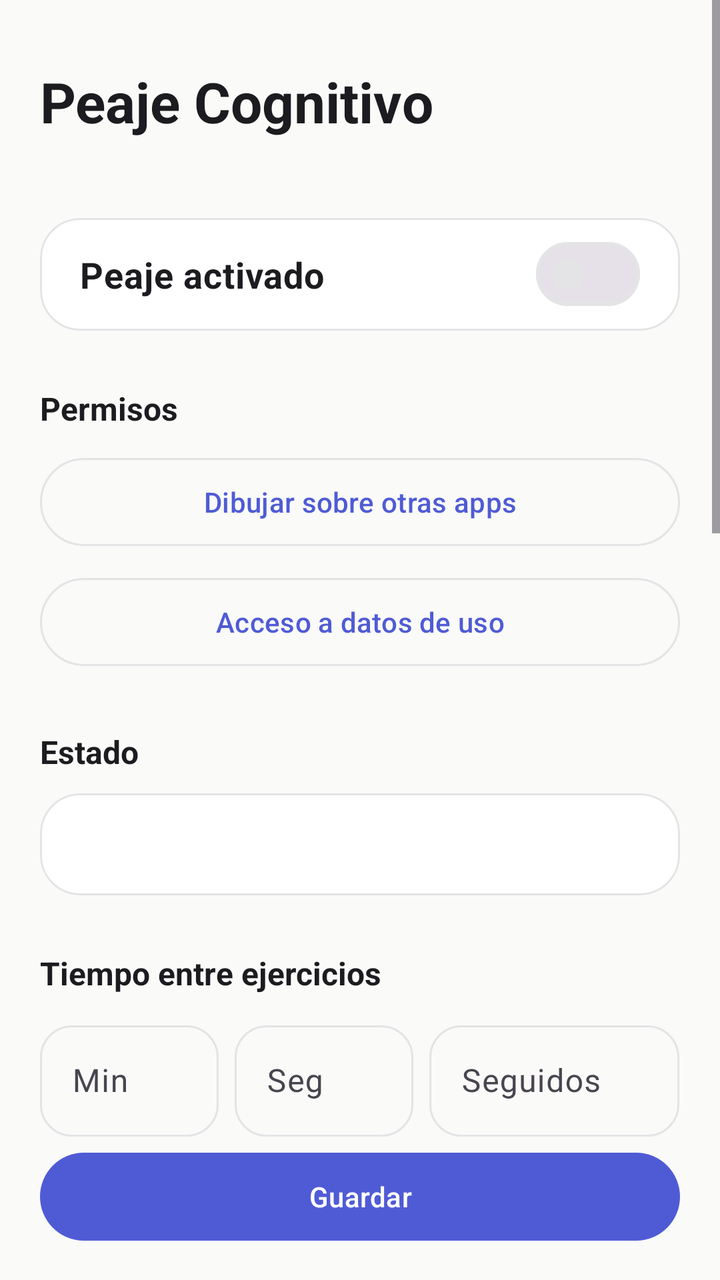
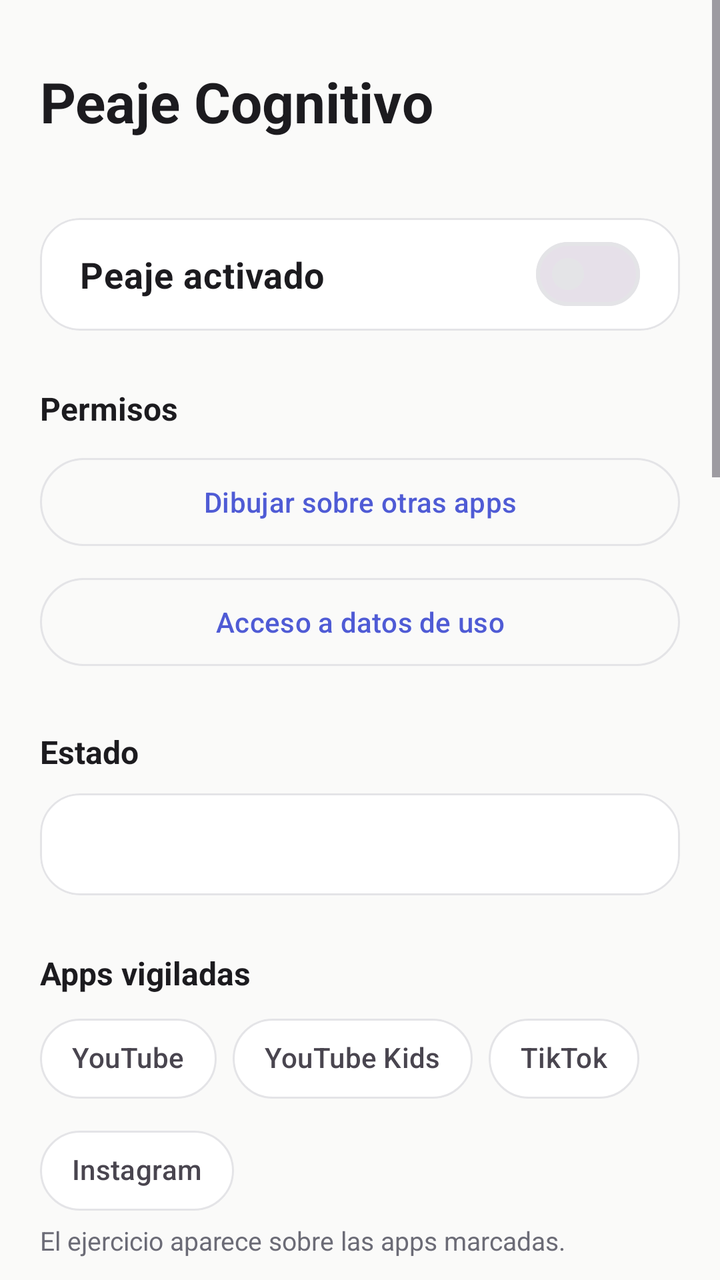

Screens rendered from an Android XML layout before and after an edit, with the pre-edit source and the edit as a unified diff.
<!-- AndroidManifest.xml: application theme Theme.PeajeCognitivo -->
<!-- res/layout/activity_main.xml -->
<?xml version="1.0" encoding="utf-8"?>
<ScrollView xmlns:android="http://schemas.android.com/apk/res/android"
    xmlns:app="http://schemas.android.com/apk/res-auto"
    android:layout_width="match_parent"
    android:layout_height="match_parent"
    android:background="@color/background"
    android:fillViewport="true">

    <LinearLayout
        android:layout_width="match_parent"
        android:layout_height="wrap_content"
        android:orientation="vertical"
        android:padding="20dp">

        
        <TextView
            android:layout_width="wrap_content"
            android:layout_height="wrap_content"
            android:layout_marginTop="12dp"
            android:text="Peaje Cognitivo"
            android:textColor="@color/text_primary"
            android:textSize="28sp"
            android:textStyle="bold" />

        <TextView
            android:id="@+id/tvVersion"
            android:layout_width="wrap_content"
            android:layout_height="wrap_content"
            android:layout_marginTop="2dp"
            android:layout_marginBottom="20dp"
            android:textColor="@color/text_hint"
            android:textSize="13sp" />

        
        <com.google.android.material.card.MaterialCardView
            style="?attr/materialCardViewOutlinedStyle"
            android:layout_width="match_parent"
            android:layout_height="wrap_content"
            app:cardBackgroundColor="@color/surface"
            app:cardCornerRadius="20dp"
            app:cardElevation="0dp"
            app:strokeColor="@color/outline"
            app:strokeWidth="1dp">

            <com.google.android.material.materialswitch.MaterialSwitch
                android:id="@+id/swActivo"
                android:layout_width="match_parent"
                android:layout_height="wrap_content"
                android:paddingHorizontal="20dp"
                android:paddingVertical="16dp"
                android:text="Peaje activado"
                android:textColor="@color/text_primary"
                android:textSize="18sp"
                android:textStyle="bold" />
        </com.google.android.material.card.MaterialCardView>

        
        <TextView
            style="@style/Text.Section"
            android:layout_width="wrap_content"
            android:layout_height="wrap_content"
            android:layout_marginTop="28dp"
            android:text="Permisos" />

        <com.google.android.material.button.MaterialButton
            android:id="@+id/btnEnableOverlay"
            style="@style/Widget.Material3.Button.OutlinedButton"
            android:layout_width="match_parent"
            android:layout_height="wrap_content"
            android:layout_marginTop="10dp"
            android:minHeight="52dp"
            android:text="Dibujar sobre otras apps" />

        <com.google.android.material.button.MaterialButton
            android:id="@+id/btnUsoPermiso"
            style="@style/Widget.Material3.Button.OutlinedButton"
            android:layout_width="match_parent"
            android:layout_height="wrap_content"
            android:layout_marginTop="8dp"
            android:minHeight="52dp"
            android:text="Acceso a datos de uso" />

        
        <TextView
            style="@style/Text.Section"
            android:layout_width="wrap_content"
            android:layout_height="wrap_content"
            android:layout_marginTop="28dp"
            android:text="Estado" />

        <com.google.android.material.card.MaterialCardView
            style="?attr/materialCardViewOutlinedStyle"
            android:layout_width="match_parent"
            android:layout_height="wrap_content"
            android:layout_marginTop="10dp"
            app:cardBackgroundColor="@color/surface"
            app:cardCornerRadius="20dp"
            app:cardElevation="0dp"
            app:strokeColor="@color/outline"
            app:strokeWidth="1dp">

            <TextView
                android:id="@+id/tvEstado"
                android:layout_width="match_parent"
                android:layout_height="wrap_content"
                android:lineSpacingMultiplier="1.25"
                android:padding="16dp"
                android:textColor="@color/text_secondary"
                android:textSize="14sp" />
        </com.google.android.material.card.MaterialCardView>

        
        <TextView
            style="@style/Text.Section"
            android:layout_width="wrap_content"
            android:layout_height="wrap_content"
            android:layout_marginTop="28dp"
            android:text="Tiempo entre ejercicios" />

        <LinearLayout
            android:layout_width="match_parent"
            android:layout_height="wrap_content"
            android:layout_marginTop="10dp"
            android:orientation="horizontal">

            <com.google.android.material.textfield.TextInputLayout
                style="?attr/textInputOutlinedStyle"
                android:layout_width="0dp"
                android:layout_height="wrap_content"
                android:layout_weight="1"
                android:hint="Min"
                app:boxCornerRadiusBottomEnd="16dp"
                app:boxCornerRadiusBottomStart="16dp"
                app:boxCornerRadiusTopEnd="16dp"
                app:boxCornerRadiusTopStart="16dp">

                <com.google.android.material.textfield.TextInputEditText
                    android:id="@+id/etMinutes"
                    android:layout_width="match_parent"
                    android:layout_height="wrap_content"
                    android:importantForAutofill="no"
                    android:inputType="number"
                    android:maxLength="3" />
            </com.google.android.material.textfield.TextInputLayout>

            <com.google.android.material.textfield.TextInputLayout
                style="?attr/textInputOutlinedStyle"
                android:layout_width="0dp"
                android:layout_height="wrap_content"
                android:layout_marginStart="8dp"
                android:layout_weight="1"
                android:hint="Seg"
                app:boxCornerRadiusBottomEnd="16dp"
                app:boxCornerRadiusBottomStart="16dp"
                app:boxCornerRadiusTopEnd="16dp"
                app:boxCornerRadiusTopStart="16dp">

                <com.google.android.material.textfield.TextInputEditText
                    android:id="@+id/etSeconds"
                    android:layout_width="match_parent"
                    android:layout_height="wrap_content"
                    android:importantForAutofill="no"
                    android:inputType="number"
                    android:maxLength="2" />
            </com.google.android.material.textfield.TextInputLayout>

            <com.google.android.material.textfield.TextInputLayout
                style="?attr/textInputOutlinedStyle"
                android:layout_width="0dp"
                android:layout_height="wrap_content"
                android:layout_marginStart="8dp"
                android:layout_weight="1.4"
                android:hint="Seguidos"
                app:boxCornerRadiusBottomEnd="16dp"
                app:boxCornerRadiusBottomStart="16dp"
                app:boxCornerRadiusTopEnd="16dp"
                app:boxCornerRadiusTopStart="16dp">

                <com.google.android.material.textfield.TextInputEditText
                    android:id="@+id/etSerie"
                    android:layout_width="match_parent"
                    android:layout_height="wrap_content"
                    android:importantForAutofill="no"
                    android:inputType="number"
                    android:maxLength="2" />
            </com.google.android.material.textfield.TextInputLayout>
        </LinearLayout>

        <com.google.android.material.button.MaterialButton
            android:id="@+id/btnSaveInterval"
            android:layout_width="match_parent"
            android:layout_height="wrap_content"
            android:layout_marginTop="4dp"
            android:minHeight="52dp"
            android:text="Guardar" />

        <TextView
            android:id="@+id/tvIntervalCurrent"
            style="@style/Text.Caption"
            android:layout_width="wrap_content"
            android:layout_height="wrap_content"
            android:layout_marginTop="8dp" />

        <com.google.android.material.materialswitch.MaterialSwitch
            android:id="@+id/swSoloReproduciendo"
            android:layout_width="match_parent"
            android:layout_height="wrap_content"
            android:layout_marginTop="8dp"
            android:text="Contar solo mientras suena audio"
            android:textColor="@color/text_primary"
            android:textSize="15sp" />

        
        <TextView
            style="@style/Text.Section"
            android:layout_width="wrap_content"
            android:layout_height="wrap_content"
            android:layout_marginTop="28dp"
            android:text="Tipos de ejercicio" />

        <com.google.android.material.chip.ChipGroup
            android:layout_width="match_parent"
            android:layout_height="wrap_content"
            android:layout_marginTop="8dp">

            <com.google.android.material.chip.Chip
                android:id="@+id/cbSuma"
                android:layout_width="wrap_content"
                android:layout_height="wrap_content"
                android:checkable="true"
                android:text="Sumas" />

            <com.google.android.material.chip.Chip
                android:id="@+id/cbResta"
                android:layout_width="wrap_content"
                android:layout_height="wrap_content"
                android:checkable="true"
                android:text="Restas" />

            <com.google.android.material.chip.Chip
                android:id="@+id/cbContar"
                android:layout_width="wrap_content"
                android:layout_height="wrap_content"
                android:checkable="true"
                android:text="Contar" />
        </com.google.android.material.chip.ChipGroup>

        
        <com.google.android.material.chip.ChipGroup
            android:id="@+id/cgModulos"
            android:layout_width="match_parent"
            android:layout_height="wrap_content" />

        <TextView
            style="@style/Text.Caption"
            android:layout_width="wrap_content"
            android:layout_height="wrap_content"
            android:layout_marginTop="4dp"
            android:text="Si elegís varios, salen mezclados." />

        
        <TextView
            style="@style/Text.Section"
            android:layout_width="wrap_content"
            android:layout_height="wrap_content"
            android:layout_marginTop="28dp"
            android:text="Dificultad" />

        <com.google.android.material.chip.ChipGroup
            android:id="@+id/cgNivel"
            android:layout_width="match_parent"
            android:layout_height="wrap_content"
            android:layout_marginTop="8dp"
            app:selectionRequired="true"
            app:singleSelection="true">

            <com.google.android.material.chip.Chip
                android:id="@+id/chNivel1"
                android:layout_width="wrap_content"
                android:layout_height="wrap_content"
                android:checkable="true"
                android:text="Fácil" />

            <com.google.android.material.chip.Chip
                android:id="@+id/chNivel2"
                android:layout_width="wrap_content"
                android:layout_height="wrap_content"
                android:checkable="true"
                android:text="Medio" />

            <com.google.android.material.chip.Chip
                android:id="@+id/chNivel3"
                android:layout_width="wrap_content"
                android:layout_height="wrap_content"
                android:checkable="true"
                android:text="Difícil" />
        </com.google.android.material.chip.ChipGroup>

        
        <com.google.android.material.chip.Chip
            android:id="@+id/cbVoz"
            android:layout_width="wrap_content"
            android:layout_height="wrap_content"
            android:layout_marginTop="12dp"
            android:checkable="true"
            android:text="Leer en voz alta" />

        
        <TextView
            style="@style/Text.Section"
            android:layout_width="wrap_content"
            android:layout_height="wrap_content"
            android:layout_marginTop="28dp"
            android:text="Progreso" />

        <com.google.android.material.card.MaterialCardView
            style="?attr/materialCardViewOutlinedStyle"
            android:layout_width="match_parent"
            android:layout_height="wrap_content"
            android:layout_marginTop="10dp"
            app:cardBackgroundColor="@color/surface"
            app:cardCornerRadius="20dp"
            app:cardElevation="0dp"
            app:strokeColor="@color/outline"
            app:strokeWidth="1dp">

            <TextView
                android:id="@+id/tvHistorial"
                android:layout_width="match_parent"
                android:layout_height="wrap_content"
                android:lineSpacingMultiplier="1.25"
                android:padding="16dp"
                android:textColor="@color/text_secondary"
                android:textSize="14sp" />
        </com.google.android.material.card.MaterialCardView>

        <com.google.android.material.button.MaterialButton
            android:id="@+id/btnBorrarHistorial"
            style="@style/Widget.Material3.Button.TextButton"
            android:layout_width="wrap_content"
            android:layout_height="wrap_content"
            android:text="Borrar progreso" />

        
        <com.google.android.material.button.MaterialButton
            android:id="@+id/btnPin"
            style="@style/Widget.Material3.Button.OutlinedButton"
            android:layout_width="match_parent"
            android:layout_height="wrap_content"
            android:layout_marginTop="24dp"
            android:minHeight="52dp"
            android:text="PIN de padres" />

        <com.google.android.material.button.MaterialButton
            android:id="@+id/btnModulos"
            style="@style/Widget.Material3.Button.OutlinedButton"
            android:layout_width="match_parent"
            android:layout_height="wrap_content"
            android:layout_marginTop="8dp"
            android:minHeight="52dp"
            android:text="Importar módulos" />

        <com.google.android.material.button.MaterialButton
            android:id="@+id/btnTestOverlay"
            style="@style/Widget.Material3.Button.TonalButton"
            android:layout_width="match_parent"
            android:layout_height="wrap_content"
            android:layout_marginTop="8dp"
            android:minHeight="52dp"
            android:text="Probar ahora" />

        <com.google.android.material.button.MaterialButton
            android:id="@+id/btnVerRegistro"
            style="@style/Widget.Material3.Button.TextButton"
            android:layout_width="wrap_content"
            android:layout_height="wrap_content"
            android:text="Ver registro (diagnóstico)" />

        <TextView
            style="@style/Text.Caption"
            android:layout_width="match_parent"
            android:layout_height="wrap_content"
            android:layout_marginTop="20dp"
            android:layout_marginBottom="16dp"
            android:lineSpacingMultiplier="1.3"
            android:text="1. Dar los dos permisos\n2. Elegir tiempo y tipos de ejercicio\n3. Abrir YouTube: el ejercicio aparece pasado el tiempo elegido" />

    </LinearLayout>
</ScrollView>
<!-- resources referenced by this layout -->
<resources>
  <color name="background">#FFFAFAF9</color>
  <color name="outline">#FFE4E4E7</color>
  <color name="surface">#FFFFFFFF</color>
  <color name="text_hint">#FF9A9AA5</color>
  <color name="text_primary">#FF1C1B1F</color>
  <color name="text_secondary">#FF6B6B76</color>
  <style name="Text.Caption" parent="">
          <item name="android:textColor">@color/text_secondary</item>
          <item name="android:textSize">13sp</item>
      </style>
  <style name="Text.Section" parent="">
          <item name="android:textColor">@color/text_primary</item>
          <item name="android:textSize">16sp</item>
          <item name="android:textStyle">bold</item>
      </style>
  <style name="Theme.PeajeCognitivo" parent="Theme.Material3.Light.NoActionBar">
          <item name="colorPrimary">@color/accent</item>
          <item name="colorOnPrimary">@color/white</item>
          <item name="colorPrimaryContainer">@color/accent_container</item>
          <item name="colorOnPrimaryContainer">@color/accent_on_container</item>
          <item name="colorSecondaryContainer">@color/accent_container</item>
          <item name="colorOnSecondaryContainer">@color/accent_on_container</item>
          <item name="colorSurface">@color/surface</item>
          <item name="colorOutline">@color/outline</item>
          <item name="android:colorBackground">@color/background</item>
          <item name="android:statusBarColor">@color/background</item>
          <item name="android:navigationBarColor">@color/background</item>
          <item name="android:windowLightStatusBar">true</item>
          <item name="chipStyle">@style/Widget.Peaje.Chip</item>
      </style>
  <color name="accent">#FF4F5BD5</color>
  <color name="white">#FFFFFFFF</color>
  <color name="accent_container">#FFE6E8FA</color>
  <color name="accent_on_container">#FF2A2F73</color>
  <style name="Widget.Peaje.Chip" parent="Widget.Material3.Chip.Filter">
          <item name="shapeAppearanceOverlay">@style/ShapeAppearance.Peaje.Pill</item>
          <item name="chipMinHeight">40dp</item>
          <item name="chipStrokeColor">@color/outline</item>
          <item name="closeIcon">@drawable/ic_close</item>
      </style>
  <style name="ShapeAppearance.Peaje.Pill" parent="">
          <item name="cornerFamily">rounded</item>
          <item name="cornerSize">50%</item>
      </style>
  <!-- drawable ic_close (drawable) -->
  <vector xmlns:android="http://schemas.android.com/apk/res/android"
      android:width="18dp"
      android:height="18dp"
      android:viewportWidth="24"
      android:viewportHeight="24">
      <path
          android:fillColor="#FF6B6B76"
          android:pathData="M19,6.41L17.59,5 12,10.59 6.41,5 5,6.41 10.59,12 5,17.59 6.41,19 12,13.41 17.59,19 19,17.59 13.41,12z" />
  </vector>
</resources>

<!-- the commit's change to res/layout/activity_main.xml (unified diff, before → after) -->
@@ -108,6 +108,55 @@
                 android:textColor="@color/text_secondary"
                 android:textSize="14sp" />
         </com.google.android.material.card.MaterialCardView>
+
+        
+        <TextView
+            style="@style/Text.Section"
+            android:layout_width="wrap_content"
+            android:layout_height="wrap_content"
+            android:layout_marginTop="28dp"
+            android:text="Apps vigiladas" />
+
+        <com.google.android.material.chip.ChipGroup
+            android:layout_width="match_parent"
+            android:layout_height="wrap_content"
+            android:layout_marginTop="8dp">
+
+            <com.google.android.material.chip.Chip
+                android:id="@+id/chAppYoutube"
+                android:layout_width="wrap_content"
+                android:layout_height="wrap_content"
+                android:checkable="true"
+                android:text="YouTube" />
+
+            <com.google.android.material.chip.Chip
+                android:id="@+id/chAppYoutubeKids"
+                android:layout_width="wrap_content"
+                android:layout_height="wrap_content"
+                android:checkable="true"
+                android:text="YouTube Kids" />
+
+            <com.google.android.material.chip.Chip
+                android:id="@+id/chAppTiktok"
+                android:layout_width="wrap_content"
+                android:layout_height="wrap_content"
+                android:checkable="true"
+                android:text="TikTok" />
+
+            <com.google.android.material.chip.Chip
+                android:id="@+id/chAppInstagram"
+                android:layout_width="wrap_content"
+                android:layout_height="wrap_content"
+                android:checkable="true"
+                android:text="Instagram" />
+        </com.google.android.material.chip.ChipGroup>
+
+        <TextView
+            style="@style/Text.Caption"
+            android:layout_width="wrap_content"
+            android:layout_height="wrap_content"
+            android:layout_marginTop="2dp"
+            android:text="El ejercicio aparece sobre las apps marcadas." />
 
         
         <TextView
